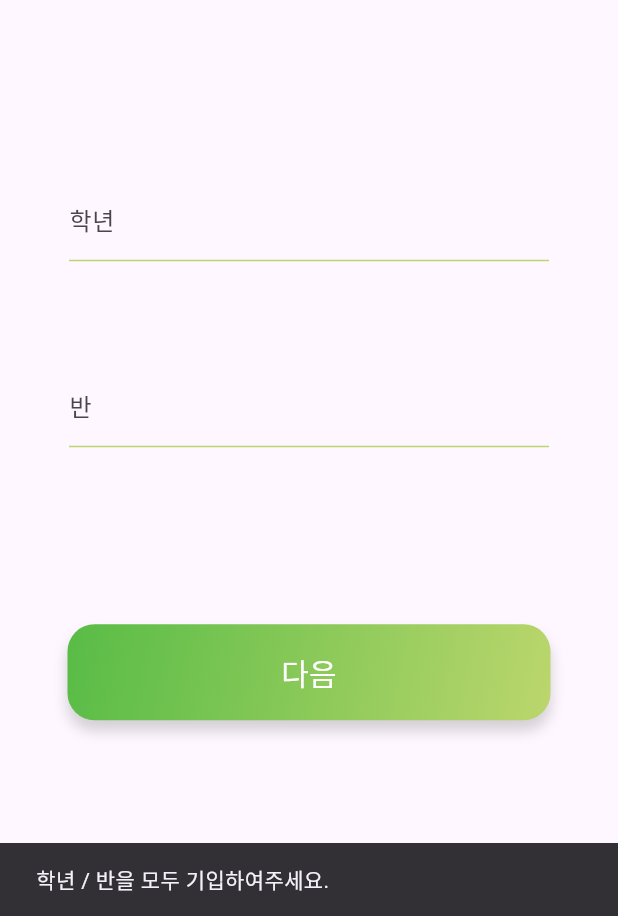
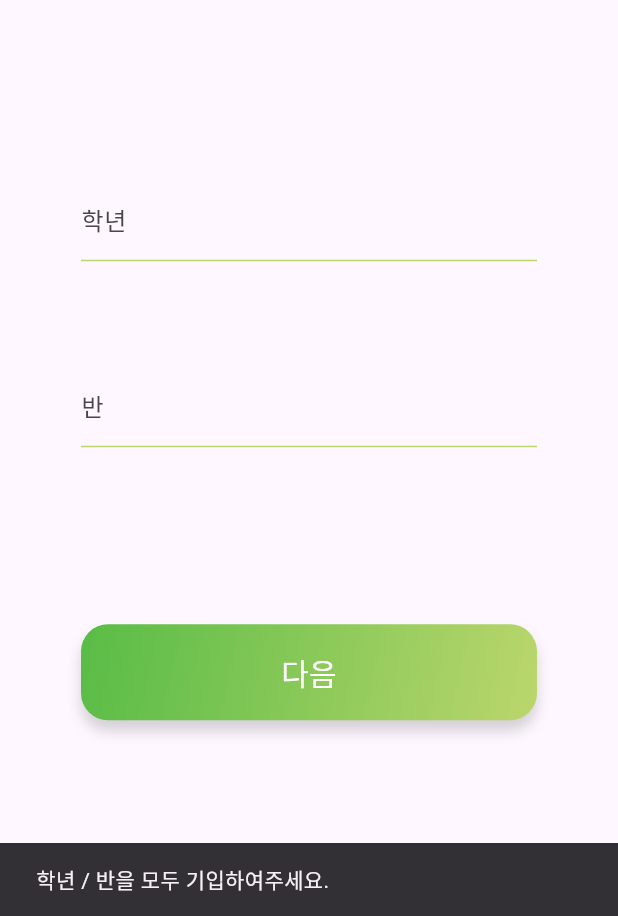
Before and after one commit to hooss-only/flowy, a Flutter app: the screen it shows after launch, after a tap on "다음", on a phone screen of 412 x 824 dp, the part 320-1236 px from its top. Run offline on Flutter 3.47's test engine with Material 3 defaults, Android fonts, the light colour scheme and no system bars; our stand-ins replace shared_preferences; network calls fail; Roboto replaces fonts that are missing (Pretendard).

Commit message:
changed design

```diff
--- a/lib/screens/signup/signup1_screen.dart
+++ b/lib/screens/signup/signup1_screen.dart
@@ -31,6 +31,8 @@ class _Signup1ScreenState extends State<Signup1Screen> {
     return Scaffold(
       body: SizedBox(
         width: double.infinity,
+        child: Padding(
+          padding: const EdgeInsets.symmetric(vertical: 33, horizontal: 54),
           child: Column(
             mainAxisAlignment: MainAxisAlignment.center,
             crossAxisAlignment: CrossAxisAlignment.center,
@@ -147,6 +149,7 @@ class _Signup1ScreenState extends State<Signup1Screen> {
             ],
           ),
         ),
+      ),
     );
   }
 }
--- a/lib/screens/splash_screen.dart
+++ b/lib/screens/splash_screen.dart
@@ -47,7 +47,10 @@ class _SplashScreenState extends State<SplashScreen> {
         } else {
           // Navigator.push(context,
           //     MaterialPageRoute(builder: (context) => const MainScreen()));
-          runApp(const MaterialApp(home: MainScreen()));
+          runApp(const MaterialApp(
+            home: MainScreen(),
+            debugShowCheckedModeBanner: false,
+          ));
         }
       } else {
         Navigator.push(context,
```
Also changed, not shown: lib/screens/main_screen.dart (+3 -14 lines), lib/screens/signup/signup2_screen.dart (+7 -8 lines), lib/widgets/card_widget.dart (added, +29 -0 lines). Lines whose indentation alone changed are shown as unchanged.
